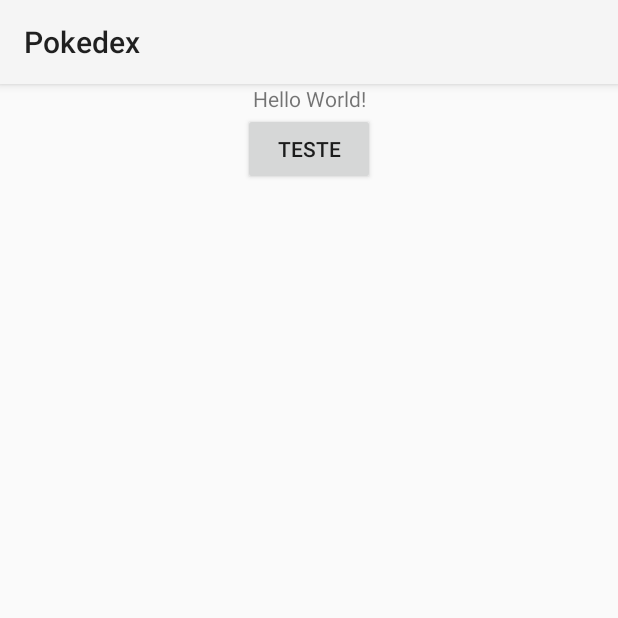
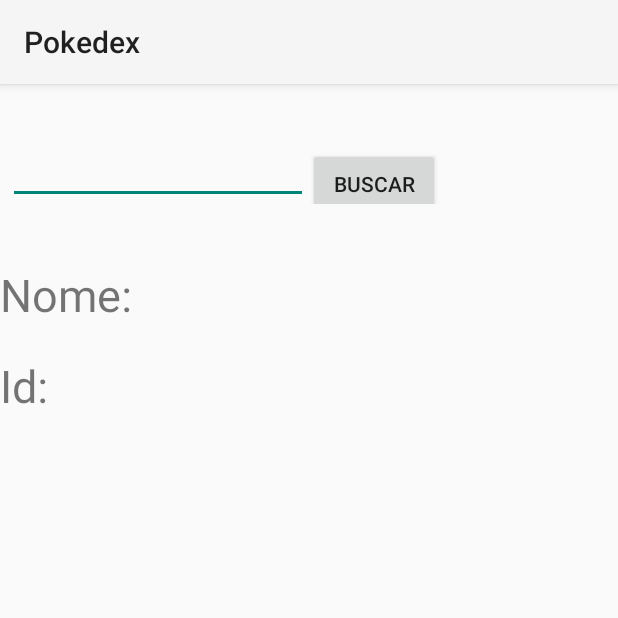
Before and after one commit to Pteroto/Pokedex, an Android app: the screen it shows after launch (MainActivity), on a phone screen of 412 x 824 dp, the top half of it. Run offline under Robolectric (Android 15) with nearby library versions, the phone set to English and light mode, and no system bars; pictures from the network do not load.

Commit message:
Campos da API Pokemon Mapeadas utlizando Lista Exibição da Imagem

```diff
--- a/app/build.gradle
+++ b/app/build.gradle
@@ -44,6 +44,12 @@ dependencies {
     implementation 'com.squareup.retrofit2:retrofit:2.9.0'
     implementation 'com.squareup.retrofit2:converter-moshi:2.6.4'
 
+    //lib para carregar imagem a partir de um http
+    implementation 'com.squareup.picasso:picasso:2.5.2'
+    implementation 'com.github.bumptech.glide:glide:4.2.0'
+
+
+
     testImplementation 'junit:junit:4.13.2'
     androidTestImplementation 'androidx.test.ext:junit:1.1.2'
     androidTestImplementation 'androidx.test.espresso:espresso-core:3.3.0'
--- /dev/null
+++ b/app/src/main/java/com/doubleg/pokedex/Ability.kt
@@ -0,0 +1,6 @@
+package com.doubleg.pokedex
+
+class Ability(
+    val name: String,
+    val url: String
+)
--- /dev/null
+++ b/app/src/main/java/com/doubleg/pokedex/DreamWorld.kt
@@ -0,0 +1,6 @@
+package com.doubleg.pokedex
+
+class DreamWorld (
+    val front_default: String,
+    val front_female: String
+)
--- a/app/src/main/java/com/doubleg/pokedex/MainActivity.kt
+++ b/app/src/main/java/com/doubleg/pokedex/MainActivity.kt
@@ -1,11 +1,9 @@
 package com.doubleg.pokedex
 
-import android.os.AsyncTask
 import android.os.Bundle
-import android.util.Log
-import android.widget.Button
-import android.widget.Toast
+import android.widget.*
 import androidx.appcompat.app.AppCompatActivity
+import com.bumptech.glide.Glide
 import retrofit2.Call
 import retrofit2.Callback
 import retrofit2.Response
@@ -24,46 +22,39 @@ class MainActivity : AppCompatActivity() {
 
         val service: PokemonService = retrofit.create(PokemonService::class.java)
 
-        val button = findViewById<Button>(R.id.button)
+        val buscar = findViewById<Button>(R.id.bttBuscar)
+        val nomePokemon = findViewById<TextView>(R.id.TextViewNomePokemon)
+        val idPokemon = findViewById<TextView>(R.id.TextViewIdPokemon)
+        val chaveBusca = findViewById<EditText>(R.id.EditTextChave)
+        val suaImagem = findViewById<ImageView>(R.id.ImageViewPokemon)
 
-        //enqueueExample(button, service)
-        executeExample(button, service)
-    }
+        var url: String
 
-    private fun enqueueExample(button: Button, service: PokemonService) {
-        button.setOnClickListener {
-            service.getPokemon("bulbasaur").enqueue(object : Callback<Pokemon> {
+        buscar.setOnClickListener {
+            service.getPokemon(chaveBusca.text.toString()).enqueue(object : Callback<Pokemon> {
                 override fun onResponse(call: Call<Pokemon>, response: Response<Pokemon>) {
                     if (response.isSuccessful) {
-                        Toast.makeText(this@MainActivity, response.body()?.name, Toast.LENGTH_SHORT)
-                            .show()
-                        val name = response.body()?.name
-                        Log.d("TESTE", name ?: "")
-                        val id = response.body()?.id
-                        Log.d("TESTE", id.toString())
+                        nomePokemon.text = (response.body()?.name)
+                        idPokemon.text = (response.body()?.id).toString()
+                        Toast.makeText(
+                            this@MainActivity,
+                            (response.body()?.abilities?.get(1)?.ability?.name),
+                            Toast.LENGTH_LONG
+                        ).show()
+
+                        url = (response.body()?.sprites?.front_default.toString())
+
+                        Glide.with(this@MainActivity).load(url).into(suaImagem)
+
+                    } else {
+                        nomePokemon.text = getString(R.string.not_found_pokemon)
+                        idPokemon.text = getString(R.string.not_found_pokemon)
                     }
                 }
 
                 override fun onFailure(call: Call<Pokemon>, t: Throwable) {
-                    Log.d("TESTE", t.message ?: "")
-                }
-            })
-        }
-    }
-
-    private fun executeExample(button: Button, service: PokemonService) {
-        button.setOnClickListener {
-            //MainThread
-            AsyncTask.execute(object : Runnable {
-                override fun run() {
-                    //BackgroundThread
-                    val response = service.getPokemon("pikachu").execute()
-                    runOnUiThread(object : Runnable {
-                        override fun run() {
-                            //MainThread
-                            Toast.makeText(this@MainActivity, response.body()?.name, Toast.LENGTH_SHORT).show()
-                        }
-                    })
+                    nomePokemon.text = getString(R.string.search_error) + t.localizedMessage
+                    idPokemon.text = getString(R.string.search_error) + t.localizedMessage
                 }
             })
         }
--- /dev/null
+++ b/app/src/main/java/com/doubleg/pokedex/OfficialArtwork.kt
@@ -0,0 +1,5 @@
+package com.doubleg.pokedex
+
+class OfficialArtwork(
+    val front_default: String
+)
--- /dev/null
+++ b/app/src/main/java/com/doubleg/pokedex/Other.kt
@@ -0,0 +1,6 @@
+package com.doubleg.pokedex
+
+class Other(
+    val dream_world: DreamWorld,
+    val official_artwork: OfficialArtwork
+)
--- /dev/null
+++ b/app/src/main/java/com/doubleg/pokedex/Version.kt
@@ -0,0 +1,6 @@
+package com.doubleg.pokedex
+
+class Version (
+    val name: String,
+    val url: String
+)
--- /dev/null
+++ b/app/src/main/java/com/doubleg/pokedex/ZeroGameIndicies.kt
@@ -0,0 +1,6 @@
+package com.doubleg.pokedex
+
+class ZeroGameIndicies (
+    val game_index: Int,
+    val version: Version
+)
--- a/app/src/main/res/layout/activity_main.xml
+++ b/app/src/main/res/layout/activity_main.xml
@@ -1,28 +1,96 @@
 <?xml version="1.0" encoding="utf-8"?>
-<androidx.constraintlayout.widget.ConstraintLayout xmlns:android="http://schemas.android.com/apk/res/android"
-    xmlns:app="http://schemas.android.com/apk/res-auto"
+
+<ScrollView xmlns:android="http://schemas.android.com/apk/res/android"
     xmlns:tools="http://schemas.android.com/tools"
     android:layout_width="match_parent"
-    android:layout_height="match_parent"
-    tools:context=".MainActivity">
+    android:layout_height="match_parent">
 
-    <TextView
-        android:id="@+id/textview"
-        android:layout_width="wrap_content"
+    <LinearLayout
+        android:layout_width="match_parent"
         android:layout_height="wrap_content"
-        android:text="Hello World!"
-        app:layout_constraintBottom_toTopOf="@id/button"
-        app:layout_constraintLeft_toLeftOf="parent"
-        app:layout_constraintRight_toRightOf="parent"
-        app:layout_constraintTop_toTopOf="parent" />
+        android:gravity="center"
+        android:orientation="vertical">
 
-    <Button
-        android:id="@+id/button"
-        android:layout_width="wrap_content"
-        android:layout_height="wrap_content"
-        android:text="teste"
-        app:layout_constraintLeft_toLeftOf="parent"
-        app:layout_constraintRight_toRightOf="parent"
-        app:layout_constraintTop_toBottomOf="@id/textview" />
+        <LinearLayout
+            android:layout_width="match_parent"
+            android:layout_height="wrap_content"
+            android:layout_gravity="center"
+            android:layout_marginHorizontal="5dp"
+            android:layout_marginVertical="30dp"
+            android:orientation="horizontal">
 
-</androidx.constraintlayout.widget.ConstraintLayout>
+            <EditText
+                android:id="@+id/EditTextChave"
+                android:layout_width="200dp"
+                android:layout_height="50dp"
+                android:textSize="30dp" />
+
+            <Button
+                android:id="@+id/bttBuscar"
+                android:layout_width="wrap_content"
+                android:layout_height="wrap_content"
+                android:text="Buscar" />
+
+        </LinearLayout>
+
+        <LinearLayout
+            android:layout_width="match_parent"
+            android:layout_height="wrap_content"
+            android:layout_gravity="center"
+            android:layout_marginVertical="10dp"
+            android:orientation="horizontal">
+
+            <TextView
+                android:id="@+id/TextView1NomePokemon"
+                android:layout_width="wrap_content"
+                android:layout_height="wrap_content"
+                android:text="Nome: "
+                android:textSize="30dp" />
+
+            <TextView
+                android:id="@+id/TextViewNomePokemon"
+                android:layout_width="wrap_content"
+                android:layout_height="wrap_content"
+                android:textSize="30dp" />
+
+        </LinearLayout>
+
+        <LinearLayout
+            android:layout_width="match_parent"
+            android:layout_height="wrap_content"
+            android:layout_gravity="center"
+            android:layout_marginVertical="10dp"
+            android:orientation="horizontal">
+
+            <TextView
+                android:id="@+id/TextView1IdPokemon"
+                android:layout_width="wrap_content"
+                android:layout_height="wrap_content"
+                android:text="Id: "
+                android:textSize="30dp" />
+
+            <TextView
+                android:id="@+id/TextViewIdPokemon"
+                android:layout_width="wrap_content"
+                android:layout_height="wrap_content"
+                android:textSize="30dp" />
+
+        </LinearLayout>
+
+        <LinearLayout
+            android:layout_width="wrap_content"
+            android:layout_height="wrap_content"
+            android:layout_gravity="center"
+            android:layout_marginVertical="10dp"
+            android:orientation="vertical">
+
+            <ImageView
+                android:id="@+id/ImageViewPokemon"
+                android:layout_width="160dp"
+                android:layout_height="160dp" />
+
+        </LinearLayout>
+
+    </LinearLayout>
+
+</ScrollView>
--- a/app/src/main/res/values/strings.xml
+++ b/app/src/main/res/values/strings.xml
@@ -1,3 +1,5 @@
 <resources>
     <string name="app_name">Pokedex</string>
+    <string name="not_found_pokemon">Pokemon Não Encontrado</string>
+    <string name="search_error">Erro na Busca</string>
 </resources>
```
Also changed, not shown: app/src/main/java/com/doubleg/pokedex/Abilities.kt (added, +7 -0 lines), app/src/main/java/com/doubleg/pokedex/Pokemon.kt (+10 -1 lines), app/src/main/java/com/doubleg/pokedex/Sprites.kt (added, +13 -0 lines), app/src/main/java/com/doubleg/pokedex/ZeroForms.kt (added, +7 -0 lines).
